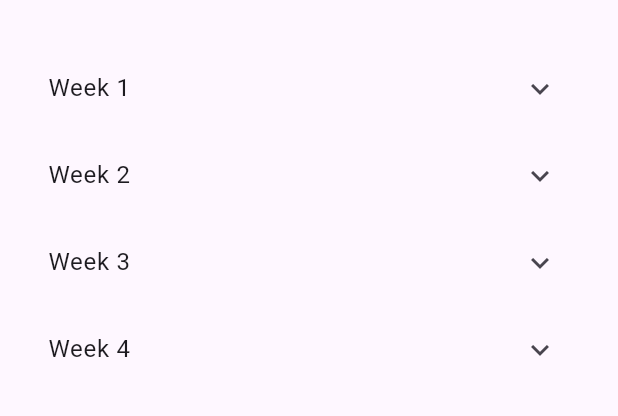
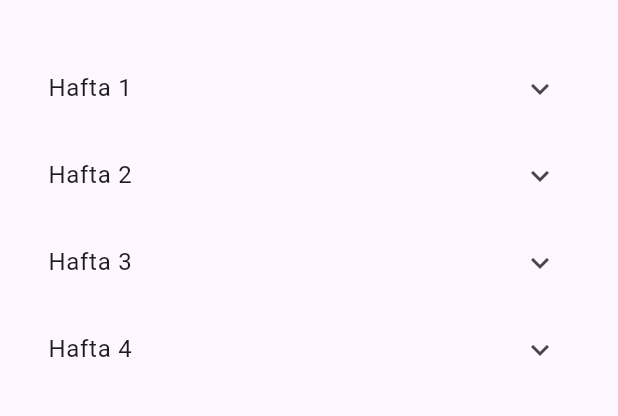
Before and after one commit to kaanygit/Diyetisyen-App, a Flutter app: the PersonalDietcianCreateScreen screen opened directly with empty values, on a phone screen of 412 x 824 dp, the part 63-479 px from its top. Run offline on Flutter 3.47's test engine with Material 3 defaults, Android fonts, the phone set to English and light mode, and no system bars; our stand-ins replace cloud_firestore, connectivity_plus, firebase_auth, firebase_core, firebase_messaging, firebase_storage and 7 more; missing offline and left inert: firebase_app_check, sign_button; accounts and stored records are empty; Roboto replaces fonts that are missing (OpenSans).

Commit message:
fixed problems

```diff
--- a/lib/screens/dietician/personal_dietcian_create_screen.dart
+++ b/lib/screens/dietician/personal_dietcian_create_screen.dart
@@ -9,13 +9,23 @@ class PersonalDietcianCreateScreen extends StatefulWidget {
   const PersonalDietcianCreateScreen({required this.userUid, super.key});
 
   @override
-  State<PersonalDietcianCreateScreen> createState() => _PersonalDietcianCreateScreenState();
+  State<PersonalDietcianCreateScreen> createState() =>
+      _PersonalDietcianCreateScreenState();
 }
 
-class _PersonalDietcianCreateScreenState extends State<PersonalDietcianCreateScreen> {
+class _PersonalDietcianCreateScreenState
+    extends State<PersonalDietcianCreateScreen> {
   final _formKey = GlobalKey<FormState>();
   final int weeks = 4;
-  final List<String> days = ['Monday', 'Tuesday', 'Wednesday', 'Thursday', 'Friday', 'Saturday', 'Sunday'];
+  final List<String> days = [
+    'Monday',
+    'Tuesday',
+    'Wednesday',
+    'Thursday',
+    'Friday',
+    'Saturday',
+    'Sunday'
+  ];
   final List<Map<String, dynamic>> dietData = [];
 
   @override
@@ -202,13 +212,15 @@ class _PersonalDietcianCreateScreenState extends State<PersonalDietcianCreateScr
     return ExpansionTile(
       title: Text(day),
       children: [
-        Text('Breakfast', style: fontStyle(15, mainColor, FontWeight.normal)),
+        Text('Kahvaltı', style: fontStyle(15, mainColor, FontWeight.normal)),
         _buildMealInput(dietData[index]['breakfast']),
         const SizedBox(height: 8),
-        Text('Lunch', style: fontStyle(15, mainColor, FontWeight.normal)),
+        Text('Öğlen Yemeği',
+            style: fontStyle(15, mainColor, FontWeight.normal)),
         _buildMealInput(dietData[index]['lunch']),
         const SizedBox(height: 8),
-        Text('Dinner', style: fontStyle(15, mainColor, FontWeight.normal)),
+        Text('Akşam Yemeği',
+            style: fontStyle(15, mainColor, FontWeight.normal)),
         _buildMealInput(dietData[index]['dinner']),
       ],
     );
@@ -228,7 +240,7 @@ class _PersonalDietcianCreateScreenState extends State<PersonalDietcianCreateScr
             itemCount: weeks,
             itemBuilder: (context, week) {
               return ExpansionTile(
-                title: Text('Week ${week + 1}'),
+                title: Text('Hafta ${week + 1}'),
                 children: days.map((day) => _buildDayInput(week, day)).toList(),
               );
             },
```
Also changed, not shown: lib/main.dart (+17 -17 lines), lib/screens/user/add_meals_screen.dart (+16 -1 lines).
